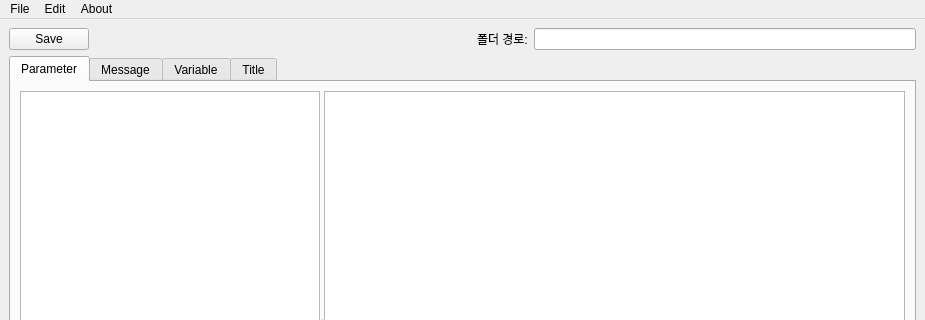
Old version of the form mainwindow.ui in the repository coreanq/table_editor3; both pictures show x 0 to 925 and y 0 to 320 of the 925 by 580 pixel window.
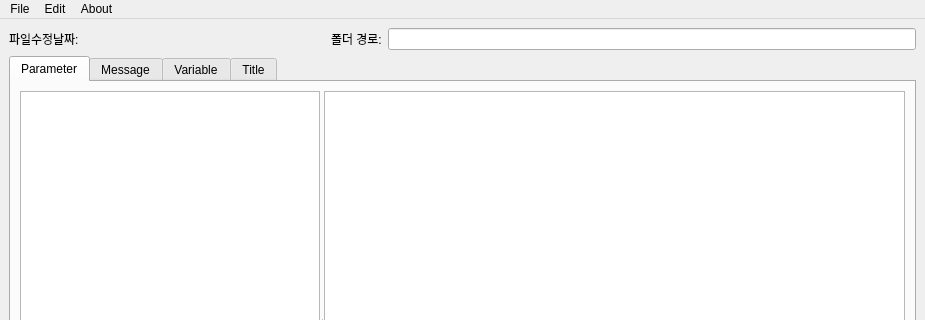
New version of the form.

Commit message: 폴더 open 기능 구현

Patch:
```diff
--- a/mainwindow.ui
+++ b/mainwindow.ui
@@ -18,9 +18,22 @@
     <item row="0" column="0">
      <layout class="QHBoxLayout" name="horizontalLayout">
       <item>
-       <widget class="QPushButton" name="btnSave">
+       <widget class="QLabel" name="label_2">
         <property name="text">
-         <string>Save</string>
+         <string>파일수정날짜:</string>
+        </property>
+       </widget>
+      </item>
+      <item>
+       <widget class="QLabel" name="lblFileModifyDate">
+        <property name="minimumSize">
+         <size>
+          <width>200</width>
+          <height>0</height>
+         </size>
+        </property>
+        <property name="text">
+         <string/>
         </property>
        </widget>
       </item>
@@ -29,6 +42,9 @@
         <property name="orientation">
          <enum>Qt::Horizontal</enum>
         </property>
+        <property name="sizeType">
+         <enum>QSizePolicy::Minimum</enum>
+        </property>
         <property name="sizeHint" stdset="0">
          <size>
           <width>40</width>
@@ -45,7 +61,11 @@
        </widget>
       </item>
       <item>
-       <widget class="QLineEdit" name="lineSourcePath"/>
+       <widget class="QLineEdit" name="lineSourcePath">
+        <property name="readOnly">
+         <bool>true</bool>
+        </property>
+       </widget>
       </item>
      </layout>
     </item>
```
Left out of the diff: 58 changed lines with no effect on the pictures. The commit also changes 2 other files.
